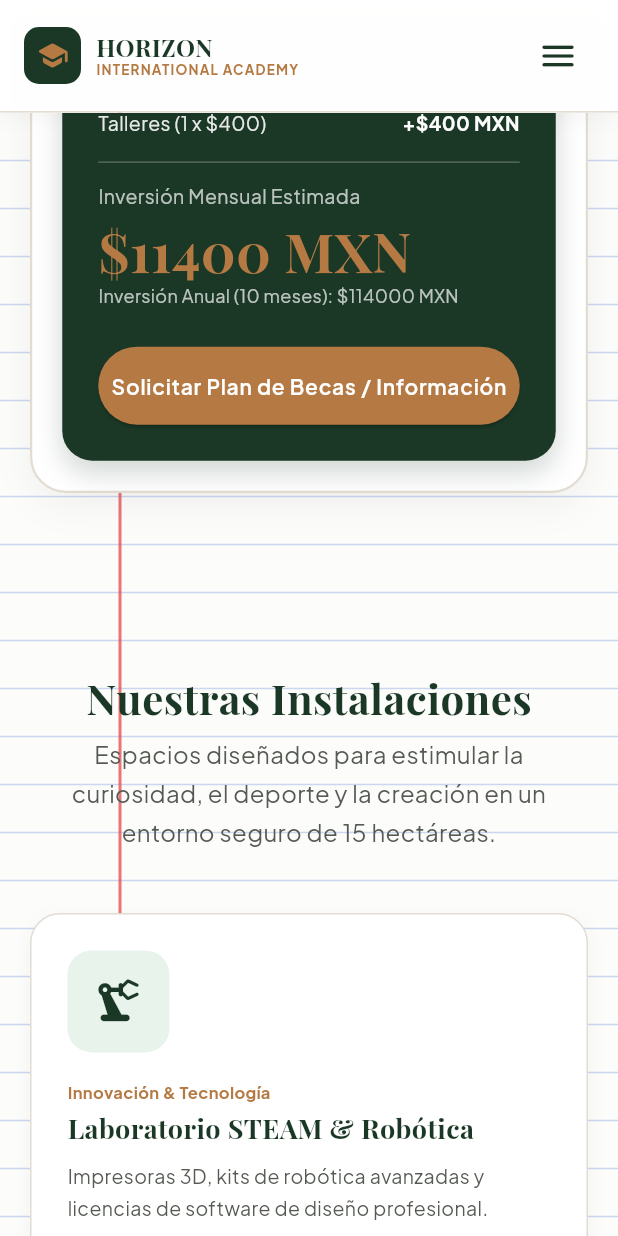
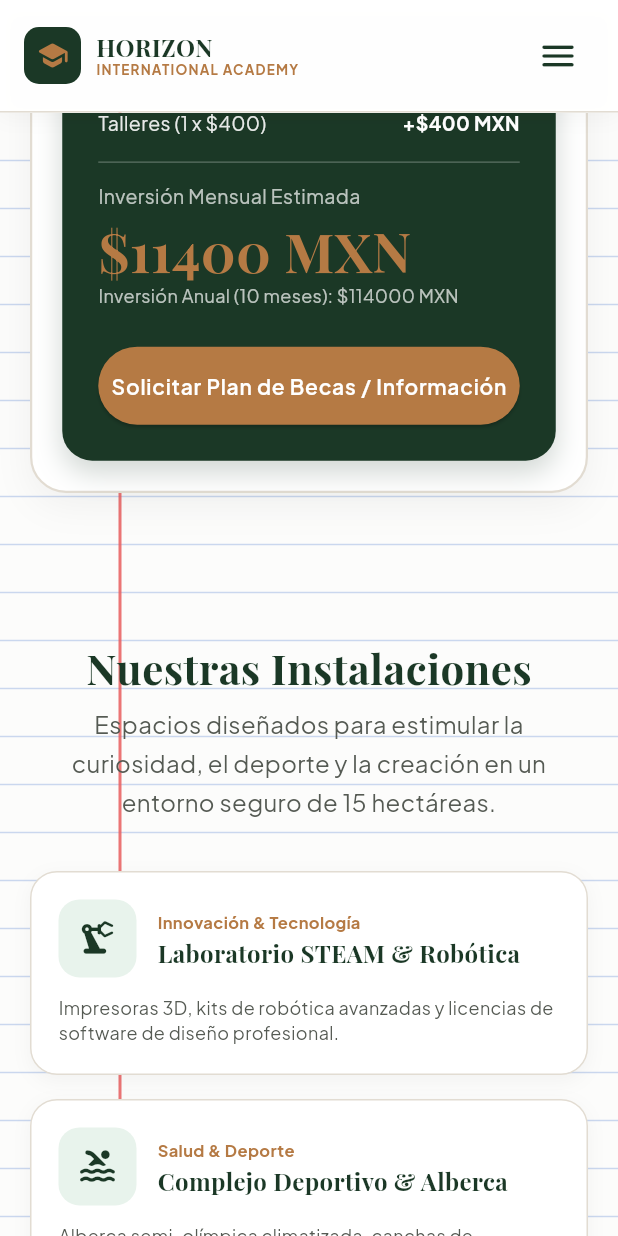
Before and after one commit to kyr3-fxp/horizon-academy-flutter, a Flutter app: the screen it shows after launch, scrolled down 2880 dp, on a phone screen of 412 x 824 dp. Run offline on Flutter 3.47's test engine with Material 3 defaults, Android fonts, the phone set to English and light mode, and no system bars; our stand-ins replace carousel_slider, google_fonts, visibility_detector.

Commit message:
style(ui): Compact campus facility cards eliminating negative space

```diff
--- a/lib/views/widgets/campus_section.dart
+++ b/lib/views/widgets/campus_section.dart
@@ -39,7 +39,7 @@ class CampusSection extends StatelessWidget {
     return Container(
       padding: EdgeInsets.symmetric(
         horizontal: isDesktop ? 60 : 20,
-        vertical: 60,
+        vertical: 40,
       ),
       child: Column(
         children: [
@@ -56,28 +56,61 @@ class CampusSection extends StatelessWidget {
             style: AppTextStyle.body(fontSize: 16, color: AppColors.textMuted),
             textAlign: TextAlign.center,
           ),
-          const SizedBox(height: 40),
+          const SizedBox(height: 32),
 
           LayoutBuilder(
             builder: (context, constraints) {
-              final crossAxisCount = isDesktop ? 4 : (constraints.maxWidth > 600 ? 2 : 1);
+              final isSingleColumn = constraints.maxWidth < 650;
+
+              if (isSingleColumn) {
+                return ListView.separated(
+                  shrinkWrap: true,
+                  physics: const NeverScrollableScrollPhysics(),
+                  itemCount: facilities.length,
+                  separatorBuilder: (context, index) => const SizedBox(height: 16),
+                  itemBuilder: (context, index) {
+                    final f = facilities[index];
+                    return _FacilityCard(facility: f);
+                  },
+                );
+              }
+
+              final crossAxisCount = isDesktop ? 4 : 2;
               return GridView.builder(
                 shrinkWrap: true,
                 physics: const NeverScrollableScrollPhysics(),
                 itemCount: facilities.length,
                 gridDelegate: SliverGridDelegateWithFixedCrossAxisCount(
                   crossAxisCount: crossAxisCount,
-                  crossAxisSpacing: 20,
-                  mainAxisSpacing: 20,
-                  childAspectRatio: isDesktop ? 0.82 : 0.95,
+                  crossAxisSpacing: 16,
+                  mainAxisSpacing: 16,
+                  childAspectRatio: isDesktop ? 0.85 : 0.90,
                 ),
                 itemBuilder: (context, index) {
                   final f = facilities[index];
+                  return _FacilityCard(facility: f);
+                },
+              );
+            },
+          ),
+        ],
+      ),
+    );
+  }
+}
+
+class _FacilityCard extends StatelessWidget {
+  final Map<String, dynamic> facility;
+
+  const _FacilityCard({required this.facility});
+
+  @override
+  Widget build(BuildContext context) {
     return Container(
-                    padding: const EdgeInsets.all(24),
+      padding: const EdgeInsets.all(18),
       decoration: BoxDecoration(
         color: AppColors.bgSurface,
-                      borderRadius: BorderRadius.circular(20),
+        borderRadius: BorderRadius.circular(18),
         border: Border.all(color: AppColors.borderPaper),
         boxShadow: [
           BoxShadow(
@@ -89,40 +122,45 @@ class CampusSection extends StatelessWidget {
       ),
       child: Column(
         crossAxisAlignment: CrossAxisAlignment.start,
+        mainAxisSize: MainAxisSize.min,
+        children: [
+          Row(
             children: [
               Container(
-                          padding: const EdgeInsets.all(16),
+                padding: const EdgeInsets.all(12),
                 decoration: BoxDecoration(
                   color: AppColors.accentGreenSoft,
-                            borderRadius: BorderRadius.circular(16),
+                  borderRadius: BorderRadius.circular(14),
                 ),
-                          child: Icon(f['icon'] as IconData, color: AppColors.primary, size: 36),
+                child: Icon(facility['icon'] as IconData, color: AppColors.primary, size: 28),
               ),
-                        const SizedBox(height: 18),
+              const SizedBox(width: 14),
+              Expanded(
+                child: Column(
+                  crossAxisAlignment: CrossAxisAlignment.start,
+                  children: [
                     Text(
-                          f['category'] as String,
+                      facility['category'] as String,
                       style: AppTextStyle.body(
                         fontSize: 11,
                         fontWeight: FontWeight.bold,
                         color: AppColors.accentAmber,
                       ),
                     ),
-                        const SizedBox(height: 4),
+                    const SizedBox(height: 2),
                     Text(
-                          f['title'] as String,
-                          style: AppTextStyle.heading(fontSize: 18, color: AppColors.primary),
-                        ),
-                        const SizedBox(height: 10),
-                        Text(
-                          f['desc'] as String,
-                          style: AppTextStyle.body(fontSize: 13, color: AppColors.textMuted),
+                      facility['title'] as String,
+                      style: AppTextStyle.heading(fontSize: 16, color: AppColors.primary, height: 1.2),
                     ),
                   ],
                 ),
-                  );
-                },
-              );
-            },
+              ),
+            ],
+          ),
+          const SizedBox(height: 12),
+          Text(
+            facility['desc'] as String,
+            style: AppTextStyle.body(fontSize: 12, color: AppColors.textMuted, height: 1.4),
           ),
         ],
       ),
```
Lines whose indentation alone changed are shown as unchanged.
